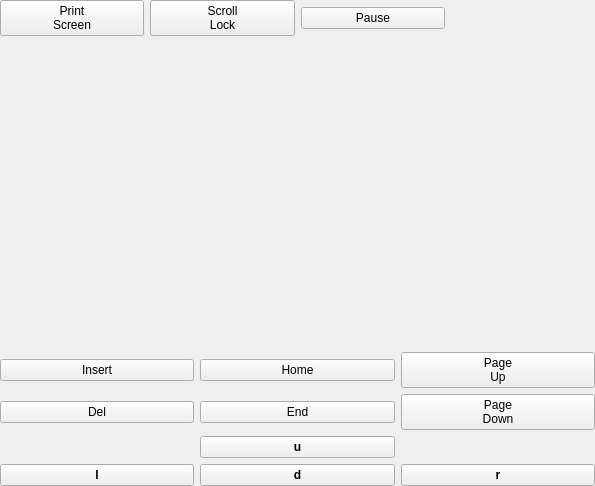
Before: the Qt Designer form ui/a2widget/keyboard/cursor_block.ui in ewerybody/a2, drawn with Qt 5.
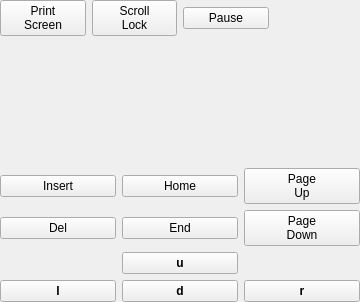
After: the same form once the commit is applied.

Commit message: all in cursor block now styled

The edit to the form file:
```diff
--- a/ui/a2widget/keyboard/cursor_block.ui
+++ b/ui/a2widget/keyboard/cursor_block.ui
@@ -6,8 +6,8 @@
    <rect>
     <x>0</x>
     <y>0</y>
-    <width>595</width>
-    <height>486</height>
+    <width>360</width>
+    <height>302</height>
    </rect>
   </property>
   <property name="windowTitle">
```
Left out of the diff: 2 changed lines with no effect on the pictures. The commit also changes 1 other file.
